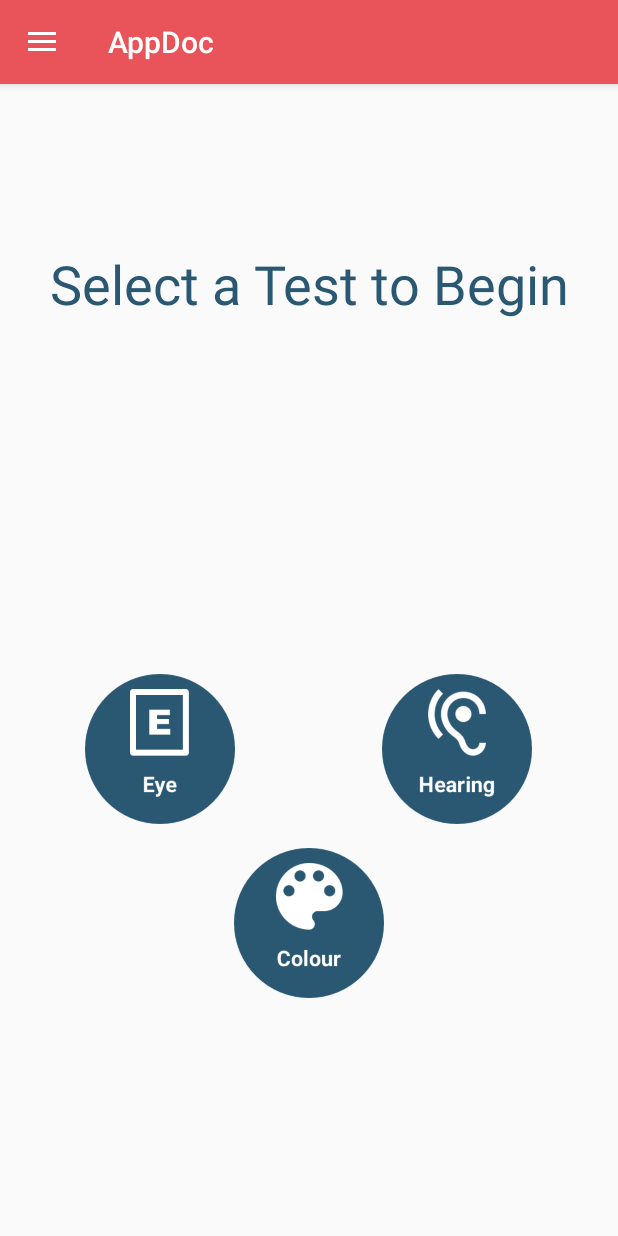
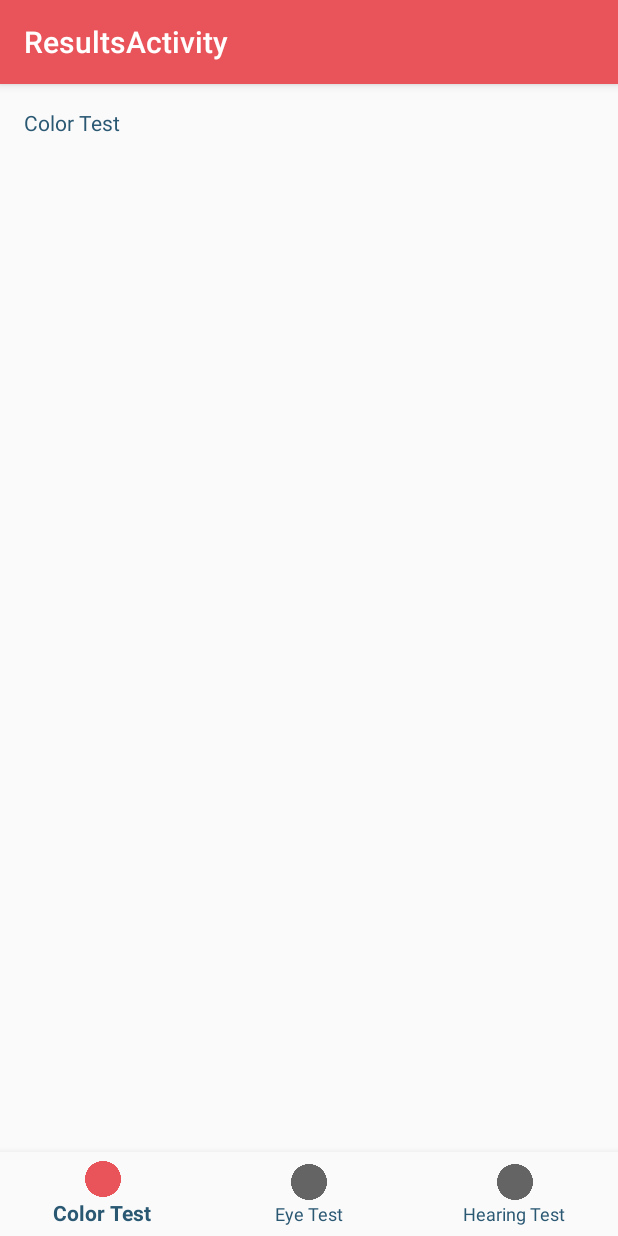
Before and after one commit to nicksalt/AppDoc, an Android app: the screen it shows after launch (HomeActivity before the commit, ResultsActivity after it), in the side drawer, after a tap on "Results", on a phone screen of 412 x 824 dp. Run offline under Robolectric (Android 15) with nearby library versions, the phone set to English and light mode, and no system bars.

Commit message:
Made the results page

```diff
--- a/app/build.gradle
+++ b/app/build.gradle
@@ -10,6 +10,7 @@ android {
         versionCode 1
         versionName "1.0"
         testInstrumentationRunner "android.support.test.runner.AndroidJUnitRunner"
+        vectorDrawables.useSupportLibrary = true
     }
     buildTypes {
         release {
@@ -27,5 +28,6 @@ dependencies {
     compile 'com.android.support:appcompat-v7:25.3.1'
     compile 'com.android.support.constraint:constraint-layout:1.0.2'
     compile 'com.android.support:design:25.3.1'
+    compile 'com.android.support:support-vector-drawable:25.3.1'
     testCompile 'junit:junit:4.12'
 }
--- a/app/src/main/java/ca/nicksalt/appdoc/HomeActivity.java
+++ b/app/src/main/java/ca/nicksalt/appdoc/HomeActivity.java
@@ -1,5 +1,6 @@
 package ca.nicksalt.appdoc;
 
+import android.content.Intent;
 import android.os.Bundle;
 import android.support.design.widget.NavigationView;
 import android.support.v4.view.GravityCompat;
@@ -7,7 +8,9 @@ import android.support.v4.widget.DrawerLayout;
 import android.support.v7.app.ActionBarDrawerToggle;
 import android.support.v7.app.AppCompatActivity;
 import android.support.v7.widget.Toolbar;
+import android.view.Menu;
 import android.view.MenuItem;
+import android.widget.Toast;
 
 public class HomeActivity extends AppCompatActivity
         implements NavigationView.OnNavigationItemSelectedListener {
@@ -47,7 +50,14 @@ public class HomeActivity extends AppCompatActivity
         // automatically handle clicks on the Home/Up button, so long
         // as you specify a parent activity in AndroidManifest.xml.
         int id = item.getItemId();
-        return super.onOptionsItemSelected(item);
+        switch (id) {
+            case R.id.toolbar_preferences:
+                Toast.makeText(this, "Preferences Clicked", Toast.LENGTH_SHORT).show();
+                break;
+        }
+
+        return true;
+
     }
 
 
@@ -58,11 +68,17 @@ public class HomeActivity extends AppCompatActivity
         int id = item.getItemId();
 
         if (id == R.id.nav_results) {
-            // Handle the camera action
+            startActivity(new Intent(HomeActivity.this, ResultsActivity.class));
         }
 
         DrawerLayout drawer = (DrawerLayout) findViewById(R.id.drawer_layout);
         drawer.closeDrawer(GravityCompat.START);
         return true;
     }
+
+    @Override
+    public boolean onCreateOptionsMenu(Menu menu) {
+        getMenuInflater().inflate(R.menu.activity_toolbar, menu);
+        return true;
+    }
 }
--- /dev/null
+++ b/app/src/main/java/ca/nicksalt/appdoc/ResultsActivity.java
@@ -0,0 +1,45 @@
+package ca.nicksalt.appdoc;
+
+import android.os.Bundle;
+import android.support.annotation.NonNull;
+import android.support.design.widget.BottomNavigationView;
+import android.support.v7.app.AppCompatActivity;
+import android.view.MenuItem;
+import android.widget.TextView;
+
+public class ResultsActivity extends AppCompatActivity {
+
+    private TextView mTextMessage;
+
+    private BottomNavigationView.OnNavigationItemSelectedListener mOnNavigationItemSelectedListener
+            = new BottomNavigationView.OnNavigationItemSelectedListener() {
+
+        @Override
+        public boolean onNavigationItemSelected(@NonNull MenuItem item) {
+            switch (item.getItemId()) {
+                case R.id.color:
+                    mTextMessage.setText("Color Test");
+                    return true;
+                case R.id.eye:
+                    mTextMessage.setText("Eye Test");
+                    return true;
+                case R.id.hearing:
+                    mTextMessage.setText("Hearing Test");
+                    return true;
+            }
+            return false;
+        }
+
+    };
+
+    @Override
+    protected void onCreate(Bundle savedInstanceState) {
+        super.onCreate(savedInstanceState);
+        setContentView(R.layout.activity_results);
+
+        mTextMessage = (TextView) findViewById(R.id.message);
+        BottomNavigationView navigation = (BottomNavigationView) findViewById(R.id.navigation);
+        navigation.setOnNavigationItemSelectedListener(mOnNavigationItemSelectedListener);
+    }
+
+}
--- /dev/null
+++ b/app/src/main/res/layout/activity_results.xml
@@ -0,0 +1,37 @@
+<?xml version="1.0" encoding="utf-8"?>
+<LinearLayout xmlns:android="http://schemas.android.com/apk/res/android"
+    xmlns:app="http://schemas.android.com/apk/res-auto"
+    xmlns:tools="http://schemas.android.com/tools"
+    android:id="@+id/container"
+    android:layout_width="match_parent"
+    android:layout_height="match_parent"
+    android:orientation="vertical"
+    tools:context="ca.nicksalt.appdoc.ResultsActivity">
+
+    <FrameLayout
+        android:id="@+id/content"
+        android:layout_width="match_parent"
+        android:layout_height="0dp"
+        android:layout_weight="1">
+
+        <TextView
+            android:id="@+id/message"
+            android:layout_width="match_parent"
+            android:layout_height="wrap_content"
+            android:layout_marginBottom="@dimen/activity_vertical_margin"
+            android:layout_marginLeft="@dimen/activity_horizontal_margin"
+            android:layout_marginRight="@dimen/activity_horizontal_margin"
+            android:layout_marginTop="@dimen/activity_vertical_margin"
+            android:text="Color Test" />
+
+    </FrameLayout>
+
+    <android.support.design.widget.BottomNavigationView
+        android:id="@+id/navigation"
+        android:layout_width="match_parent"
+        android:layout_height="wrap_content"
+        android:layout_gravity="bottom"
+        android:background="?android:attr/windowBackground"
+        app:menu="@menu/navigation" />
+
+</LinearLayout>
--- a/app/src/main/res/layout/app_bar_nav.xml
+++ b/app/src/main/res/layout/app_bar_nav.xml
@@ -16,11 +16,10 @@
             android:layout_width="match_parent"
             android:layout_height="?attr/actionBarSize"
             android:background="?attr/colorPrimary"
-            app:popupTheme="@style/AppTheme.PopupOverlay" />
+            app:popupTheme="@style/AppTheme.PopupOverlay"/>
 
     </android.support.design.widget.AppBarLayout>
 
     <include layout="@layout/content_home" />
 
-
 </android.support.design.widget.CoordinatorLayout>
--- a/app/src/main/res/menu/activity_nav_drawer.xml
+++ b/app/src/main/res/menu/activity_nav_drawer.xml
@@ -16,10 +16,6 @@
         <item android:title="Resources">
                 <menu>
                         <item
-                            android:id="@+id/nav_settings"
-                            android:icon="@drawable/ic_settings"
-                            android:title="Settings" />
-                        <item
                             android:id="@+id/nav_help"
                             android:icon="@drawable/ic_help"
                             android:title="Help" />
--- /dev/null
+++ b/app/src/main/res/menu/activity_toolbar.xml
@@ -0,0 +1,11 @@
+<?xml version="1.0" encoding="utf-8"?>
+<menu xmlns:app="http://schemas.android.com/apk/res-auto"
+    xmlns:android="http://schemas.android.com/apk/res/android">
+
+    <item
+        android:id="@+id/toolbar_preferences"
+        android:actionViewClass="android.widget.SearchView"
+        android:icon="@drawable/ic_settings"
+        android:title="Preferences" />
+
+</menu>
--- /dev/null
+++ b/app/src/main/res/menu/navigation.xml
@@ -0,0 +1,18 @@
+<?xml version="1.0" encoding="utf-8"?>
+<menu xmlns:android="http://schemas.android.com/apk/res/android">
+    <item
+        android:id="@+id/color"
+        android:enabled="true"
+        android:icon="@drawable/colour_bubble"
+        android:title="Color Test" />
+    <item
+        android:id="@+id/eye"
+        android:enabled="true"
+        android:icon="@drawable/eye_bubble"
+        android:title="Eye Test" />
+    <item
+        android:id="@+id/hearing"
+        android:enabled="true"
+        android:icon="@drawable/hearing_bubble"
+        android:title="Hearing Test" />
+</menu>
--- a/app/src/main/res/values/strings.xml
+++ b/app/src/main/res/values/strings.xml
@@ -6,4 +6,5 @@
     <string name="navigation_drawer_close">Close navigation drawer</string>
 
     <string name="action_settings">Settings</string>
+    <string name="title_activity_results">ResultsActivity</string>
 </resources>
--- a/app/src/main/res/values/styles.xml
+++ b/app/src/main/res/values/styles.xml
@@ -17,6 +17,7 @@
     <style name="AppTheme.AppBarOverlay" parent="ThemeOverlay.AppCompat.Dark.ActionBar" />
 
     <style name="AppTheme.PopupOverlay" parent="ThemeOverlay.AppCompat.Light" />
+
     <style name="SplashTheme" parent="Theme.AppCompat.NoActionBar">
         <item name="android:windowBackground">@drawable/splash_background</item>
     </style>
```
Also changed, not shown: app/src/main/AndroidManifest.xml (+5 -2 lines), app/src/main/res/drawable/ic_dashboard_black_24dp.xml (added, +9 -0 lines), app/src/main/res/drawable/ic_home_black_24dp.xml (added, +9 -0 lines), app/src/main/res/drawable/ic_notifications_black_24dp.xml (added, +9 -0 lines), app/src/main/res/drawable/ic_search_black_24dp.xml (added, +9 -0 lines).
